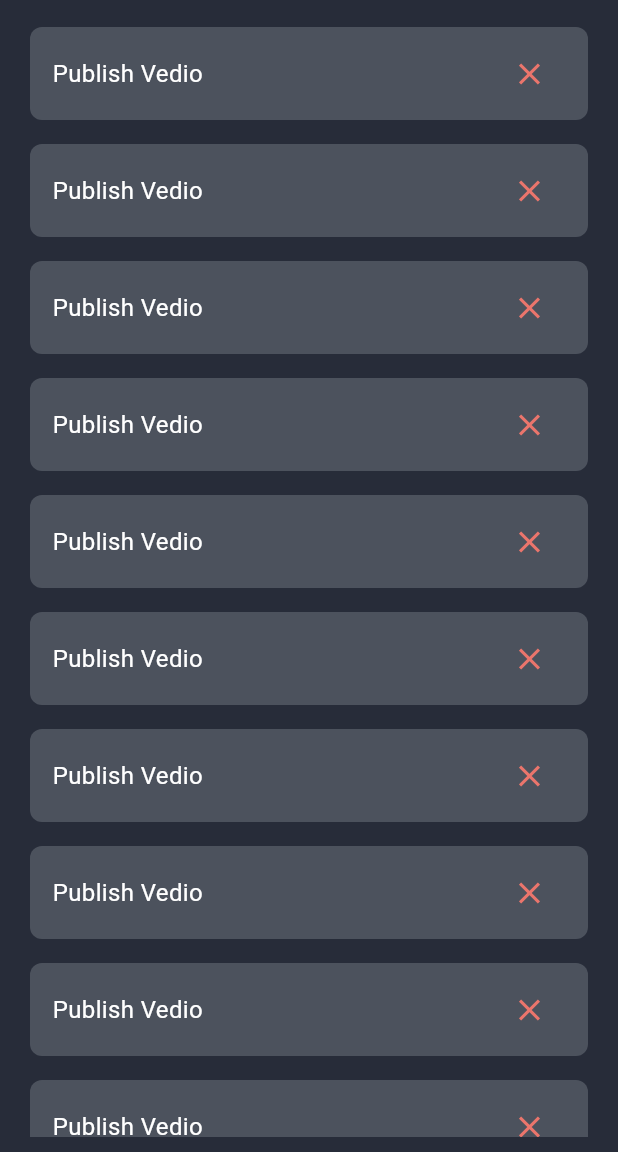
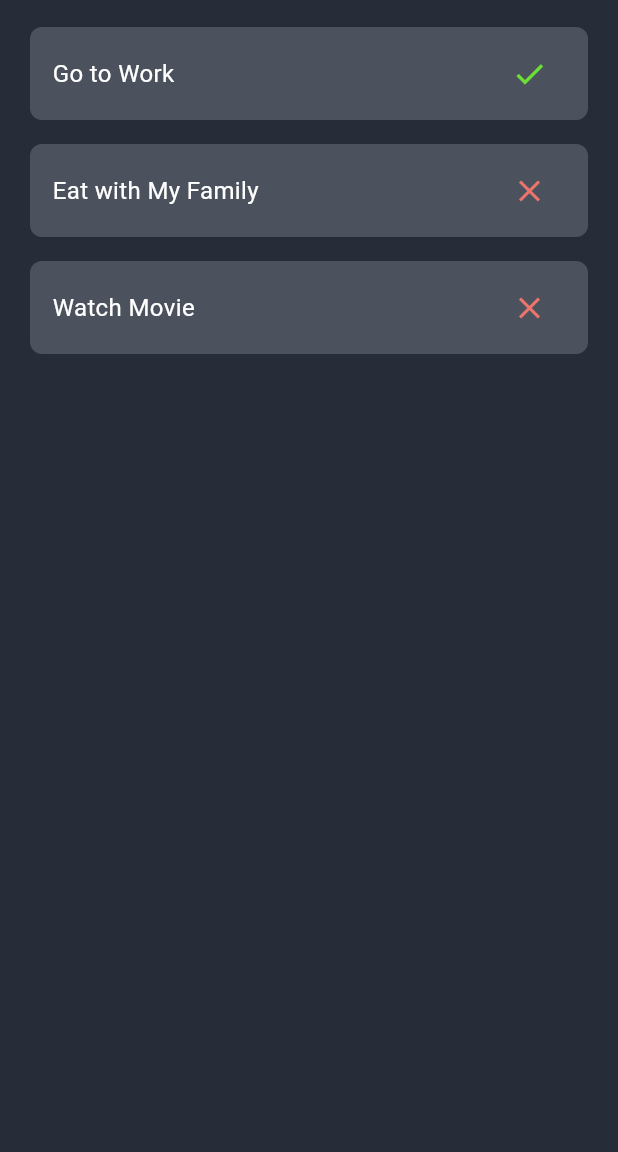
Before and after one commit to HadeerMo/ToDoList, a Flutter app: the screen it shows after launch, on a phone screen of 412 x 824 dp, the part 84-1236 px from its top. Run offline on Flutter 3.47's test engine with Material 3 defaults, Android fonts, the phone set to English and light mode, and no system bars; Roboto replaces fonts that are missing (transactionAmount).

Commit message:
create list of tasks

```diff
--- /dev/null
+++ b/lib/constants.dart
@@ -0,0 +1 @@
+import 'package:flutter/material.dart';
--- /dev/null
+++ b/lib/models/task.dart
@@ -0,0 +1,8 @@
+class Task {
+  String content;
+  bool status;
+  Task({
+    required this.content,
+    required this.status,
+  });
+}
--- a/lib/views/widgets/home_view_body.dart
+++ b/lib/views/widgets/home_view_body.dart
@@ -1,19 +1,36 @@
 import 'package:flutter/material.dart';
+import 'package:to_do_app/models/task.dart';
 import 'package:to_do_app/views/widgets/to_do_item.dart';
+
+List<Task> allTasks = [
+  Task(content: "Go to Work", status: true),
+  Task(content: "Eat with My Family", status: false),
+  Task(content: "Watch Movie", status: false),
+];
 
 class HomePageBody extends StatelessWidget {
   const HomePageBody({super.key});
 
   @override
   Widget build(BuildContext context) {
-    return ListView.builder(
-        itemCount: 10,
-        itemBuilder: (context, index) {
-          return const ToDoItem(
-            text: 'Publish Vedio',
-            icon: Icons.close,
-            iconColor: Color.fromARGB(255, 235, 117, 108),
-          );
-        });
+    return ListView(
+      children: [
+        ...allTasks.map(
+          (item) => ToDoItem(
+            text: item.content,
+            status: item.status,
+          ),
+        ),
+      ],
+    );
+//     return ListView.builder(
+//         itemCount: 10,
+//         itemBuilder: (context, index) {
+//           return const ToDoItem(
+//             text: 'Publish Vedio',
+//             icon: Icons.close,
+//             iconColor: Color.fromARGB(255, 235, 117, 108),
+//           );
+//         });
   }
 }
--- a/lib/views/widgets/to_do_item.dart
+++ b/lib/views/widgets/to_do_item.dart
@@ -4,16 +4,18 @@ class ToDoItem extends StatelessWidget {
   const ToDoItem({
     super.key,
     required this.text,
-    required this.icon,
-    required this.iconColor,
+    required this.status,
+    // required this.icon,
+    // required this.iconColor,
   });
   final String text;
-  final IconData icon;
-  final Color iconColor;
+  final bool status;
+  // final IconData icon;
+  // final Color iconColor;
   @override
   Widget build(BuildContext context) {
     return GestureDetector(
-      onTap: (){},
+      onTap: () {},
       child: Container(
         width: double.infinity,
         margin: const EdgeInsets.symmetric(vertical: 8),
@@ -27,13 +29,15 @@ class ToDoItem extends StatelessWidget {
           children: [
             Text(
               text,
-              style: const TextStyle(color: Colors.white,fontSize: 16),
+              style: const TextStyle(color: Colors.white, fontSize: 16),
             ),
             IconButton(
                 onPressed: () {},
                 icon: Icon(
-                  icon,
-                  color: iconColor,
+                  status ? Icons.check : Icons.close,
+                  color: status
+                      ? const Color.fromARGB(255, 107, 224, 53)
+                      : const Color.fromARGB(255, 235, 117, 108),
                 ))
           ],
         ),
```
